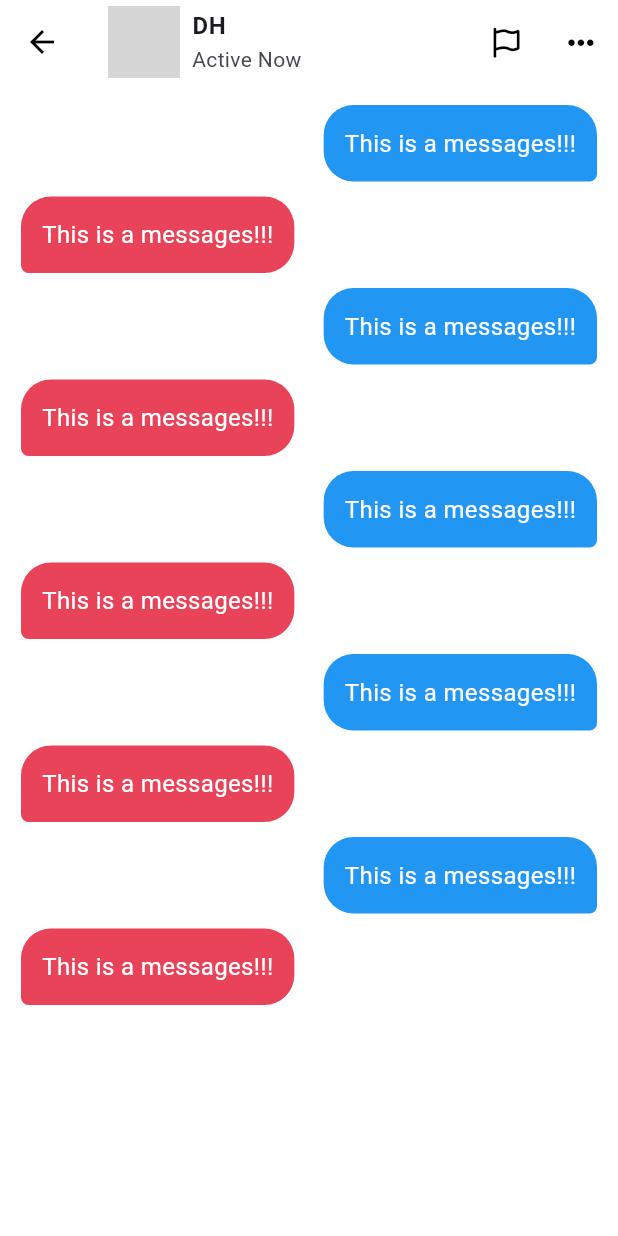
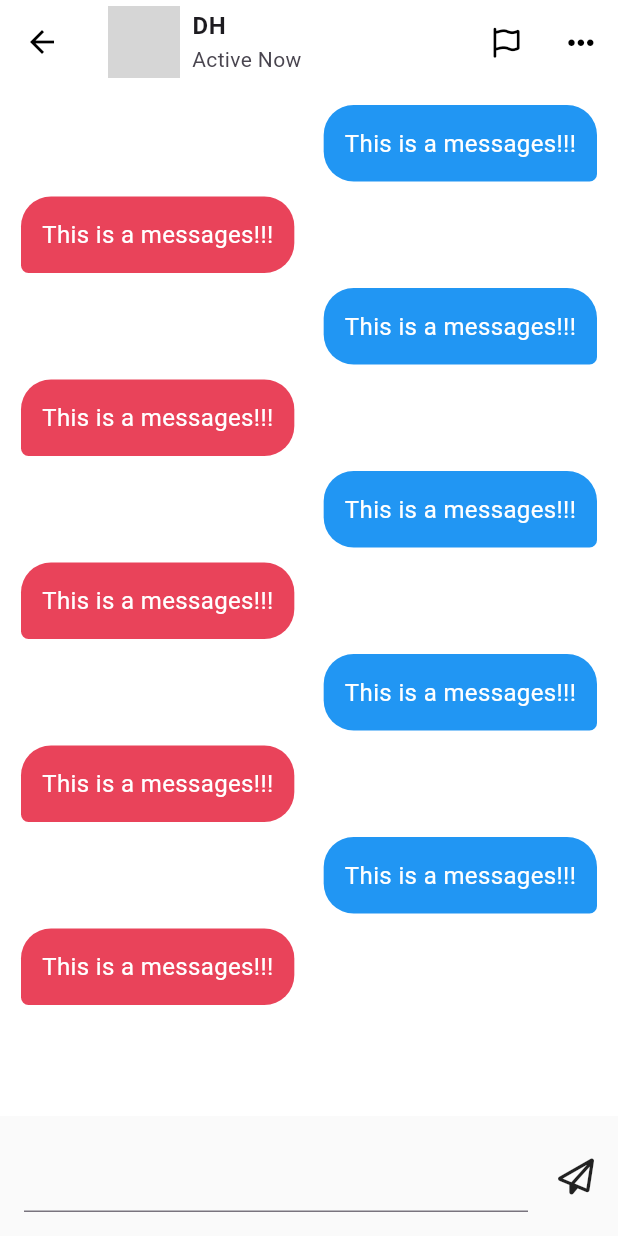
Before and after one commit to leedonghyun1/titok_clone, a Flutter app: the ChatDetailScreen screen opened directly, on a phone screen of 412 x 824 dp. Run offline on Flutter 3.47's test engine with Material 3 defaults, Android fonts, the phone set to English and light mode, and no system bars; our stand-ins replace font_awesome_flutter, video_player, visibility_detector; network calls fail; grey boxes are pictures that could not be loaded.

Commit message:
add chat_detail_screen

```diff
--- a/lib/features/inbox/chat_detail_screen.dart
+++ b/lib/features/inbox/chat_detail_screen.dart
@@ -1,3 +1,6 @@
+// code challenge : Avatar Circle 에 상태 아이콘 넣ㅣ
+// Bottom Navigatrion의 Text Fielid와 아이콘 넣기
+
 import 'package:flutter/material.dart';
 import 'package:font_awesome_flutter/font_awesome_flutter.dart';
 import 'package:titok_clone/constants/gaps.dart';
@@ -51,7 +54,8 @@ class _ChatDetailScreenState extends State<ChatDetailScreen> {
           ),
         ),
       ),
-      body: Stack(children: [
+      body: Stack(
+        children: [
           ListView.separated(
             padding: const EdgeInsets.symmetric(
               vertical: Sizes.size14,
@@ -96,8 +100,29 @@ class _ChatDetailScreenState extends State<ChatDetailScreen> {
             },
             separatorBuilder: (context, index) => Gaps.v10,
             itemCount: 10,
-        )
-      ]),
+          ),
+          Positioned(
+            bottom: 0,
+            width: MediaQuery.of(context).size.width,
+            child: BottomAppBar(
+              color: Colors.grey.shade50,
+              child: Row(
+                children: [
+                  const Expanded(
+                    child: TextField(),
+                  ),
+                  Gaps.h20,
+                  Container(
+                    child: const FaIcon(
+                      FontAwesomeIcons.paperPlane,
+                    ),
+                  ),
+                ],
+              ),
+            ),
+          ),
+        ],
+      ),
     );
   }
 }
```
Lines whose indentation alone changed are shown as unchanged.
